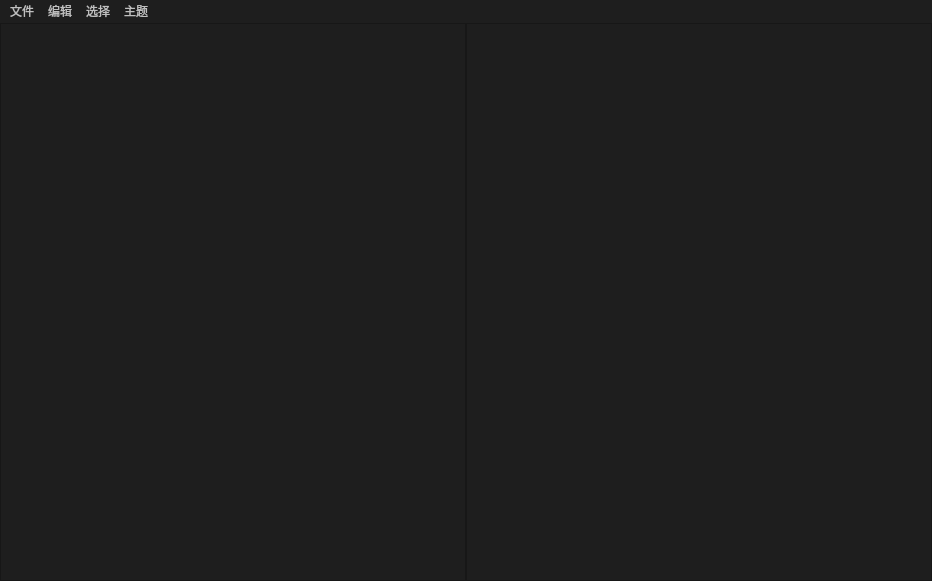
Old version of the form ui/MainWidget/EasyqssMain_Ui.ui in the repository yujiecong/Easyqss.
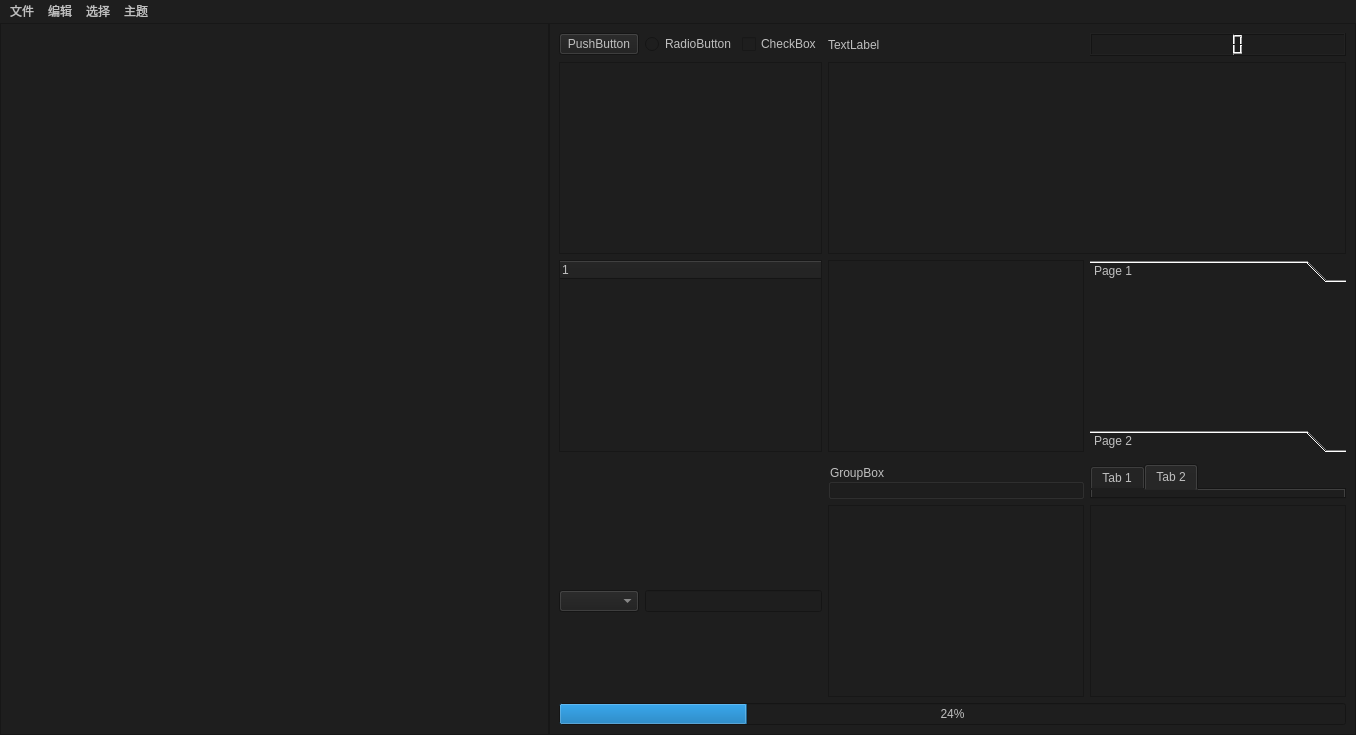
New version of the form. Custom widgets are drawn as their Qt base class.

```diff
--- a/ui/MainWidget/EasyqssMain_Ui.ui
+++ b/ui/MainWidget/EasyqssMain_Ui.ui
@@ -6,8 +6,8 @@
    <rect>
     <x>0</x>
     <y>0</y>
-    <width>932</width>
-    <height>581</height>
+    <width>1356</width>
+    <height>735</height>
    </rect>
   </property>
   <property name="windowTitle">
@@ -20,7 +20,7 @@
 color: rgb(191, 191, 191);</string>
   </property>
   <widget class="QWidget" name="centralwidget">
-   <layout class="QHBoxLayout" name="horizontalLayout" stretch="1,1">
+   <layout class="QHBoxLayout" name="horizontalLayout" stretch="1,0">
     <property name="spacing">
      <number>0</number>
     </property>
@@ -47,6 +47,159 @@
       <property name="frameShadow">
        <enum>QFrame::Raised</enum>
       </property>
+      <layout class="QGridLayout" name="gridLayout">
+       <item row="6" column="3">
+        <widget class="QGroupBox" name="groupBox">
+         <property name="title">
+          <string>GroupBox</string>
+         </property>
+        </widget>
+       </item>
+       <item row="0" column="2">
+        <widget class="QCheckBox" name="checkBox">
+         <property name="text">
+          <string>CheckBox</string>
+         </property>
+        </widget>
+       </item>
+       <item row="0" column="1">
+        <widget class="QRadioButton" name="radioButton">
+         <property name="text">
+          <string>RadioButton</string>
+         </property>
+        </widget>
+       </item>
+       <item row="1" column="0" colspan="3">
+        <widget class="QListWidget" name="listWidget"/>
+       </item>
+       <item row="0" column="0">
+        <widget class="QPushButton" name="pushButton">
+         <property name="text">
+          <string>PushButton</string>
+         </property>
+        </widget>
+       </item>
+       <item row="1" column="3" colspan="2">
+        <widget class="QTableWidget" name="tableWidget"/>
+       </item>
+       <item row="0" column="3">
+        <widget class="QLabel" name="label">
+         <property name="text">
+          <string>TextLabel</string>
+         </property>
+        </widget>
+       </item>
+       <item row="3" column="0" rowspan="2" colspan="3">
+        <widget class="QTreeWidget" name="treeWidget">
+         <column>
+          <property name="text">
+           <string notr="true">1</string>
+          </property>
+         </column>
+        </widget>
+       </item>
+       <item row="5" column="0" rowspan="2" colspan="2">
+        <widget class="QStackedWidget" name="stackedWidget">
+         <property name="currentIndex">
+          <number>1</number>
+         </property>
+         <widget class="QWidget" name="page_3"/>
+         <widget class="QWidget" name="page_4"/>
+        </widget>
+       </item>
+       <item row="7" column="1" colspan="2">
+        <widget class="QLineEdit" name="lineEdit"/>
+       </item>
+       <item row="3" column="3" rowspan="2">
+        <widget class="QScrollArea" name="scrollArea">
+         <property name="widgetResizable">
+          <bool>true</bool>
+         </property>
+         <widget class="QWidget" name="scrollAreaWidgetContents">
+          <property name="geometry">
+           <rect>
+            <x>0</x>
+            <y>0</y>
+            <width>254</width>
+            <height>183</height>
+           </rect>
+          </property>
+         </widget>
+        </widget>
+       </item>
+       <item row="9" column="0" colspan="5">
+        <widget class="QProgressBar" name="progressBar">
+         <property name="value">
+          <number>24</number>
+         </property>
+        </widget>
+       </item>
+       <item row="7" column="4">
+        <widget class="QPlainTextEdit" name="plainTextEdit_2"/>
+       </item>
+       <item row="7" column="3">
+        <widget class="QTextEdit" name="textEdit"/>
+       </item>
+       <item row="0" column="4">
+        <widget class="QLCDNumber" name="lcdNumber"/>
+       </item>
+       <item row="5" column="2" colspan="2">
+        <widget class="QWidget" name="widget" native="true"/>
+       </item>
+       <item row="6" column="4">
+        <widget class="QTabWidget" name="tabWidget">
+         <property name="currentIndex">
+          <number>1</number>
+         </property>
+         <widget class="QWidget" name="tab">
+          <attribute name="title">
+           <string>Tab 1</string>
+          </attribute>
+         </widget>
+         <widget class="QWidget" name="tab_2">
+          <attribute name="title">
+           <string>Tab 2</string>
+          </attribute>
+         </widget>
+        </widget>
+       </item>
+       <item row="3" column="4" rowspan="2">
+        <widget class="QToolBox" name="toolBox">
+         <property name="currentIndex">
+          <number>0</number>
+         </property>
+         <widget class="QWidget" name="page">
+          <property name="geometry">
+           <rect>
+            <x>0</x>
+            <y>0</y>
+            <width>256</width>
+            <height>125</height>
+           </rect>
+          </property>
+          <attribute name="label">
+           <string>Page 1</string>
+          </attribute>
+         </widget>
+         <widget class="QWidget" name="page_2">
+          <property name="geometry">
+           <rect>
+            <x>0</x>
+            <y>0</y>
+            <width>256</width>
+            <height>125</height>
+           </rect>
+          </property>
+          <attribute name="label">
+           <string>Page 2</string>
+          </attribute>
+         </widget>
+        </widget>
+       </item>
+       <item row="7" column="0">
+        <widget class="QComboBox" name="comboBox"/>
+       </item>
+      </layout>
      </widget>
     </item>
    </layout>
@@ -56,8 +209,8 @@
     <rect>
      <x>0</x>
      <y>0</y>
-     <width>932</width>
-     <height>25</height>
+     <width>1356</width>
+     <height>22</height>
     </rect>
    </property>
    <widget class="QMenu" name="menu">
```
